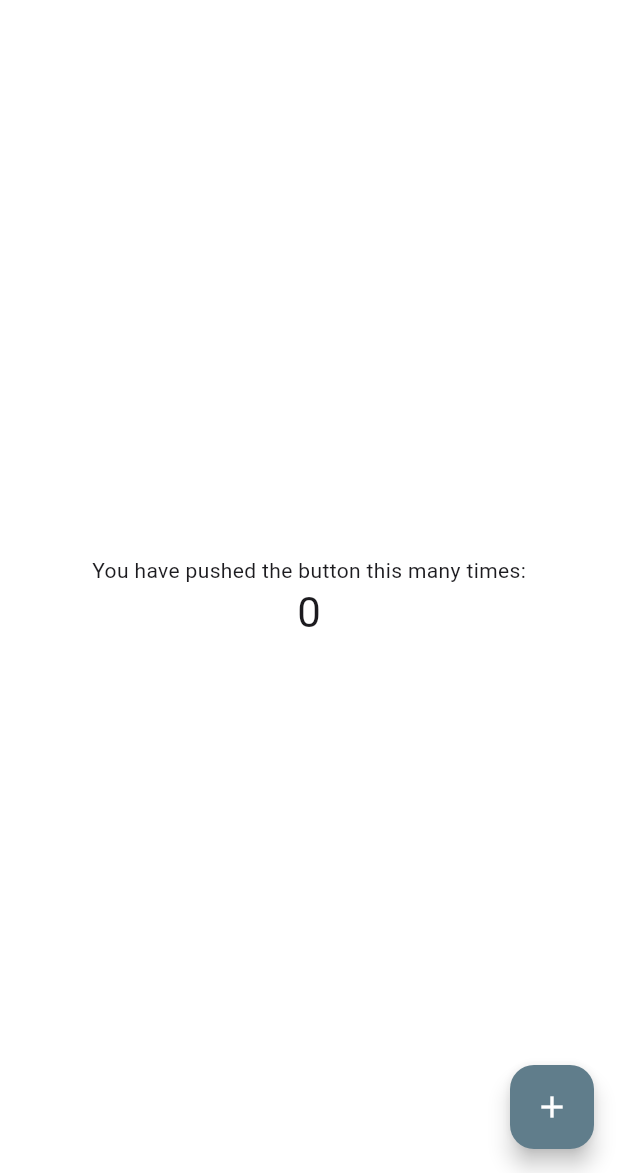
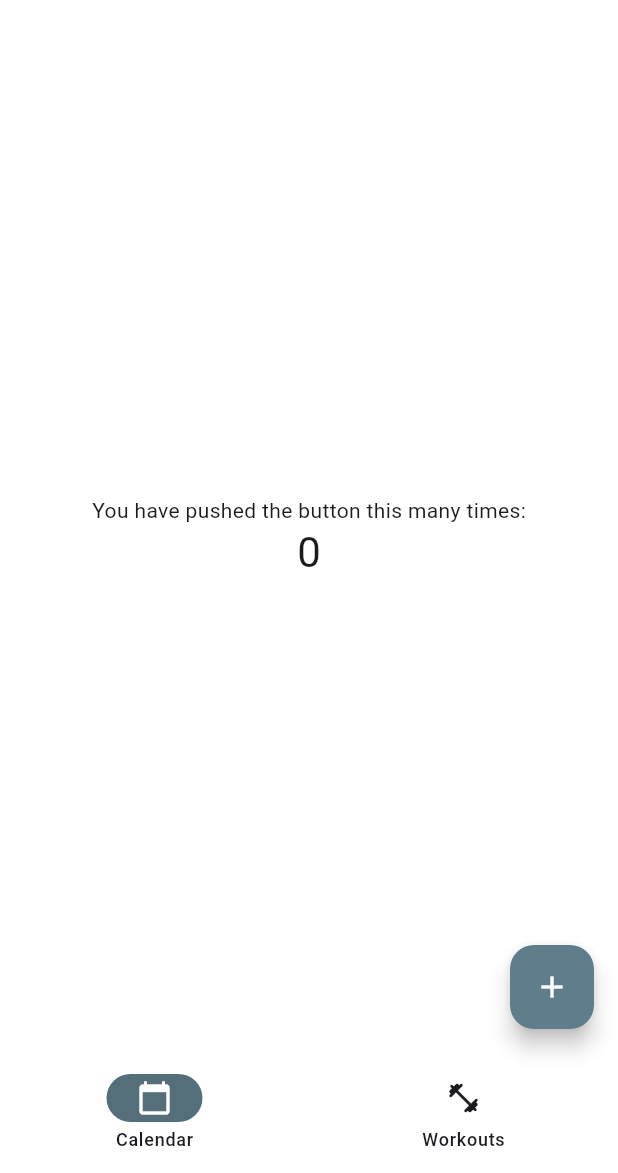
Before and after one commit to Stefano-Bozzi/GymTracker-App, a Flutter app: the screen it shows after launch, on a phone screen of 412 x 824 dp, the part 63-1236 px from its top. Run offline on Flutter 3.47's test engine with Material 3 defaults, Android fonts, the phone set to English and light mode, and no system bars.

Commit message:
feat: add Calendar-Workout bottom navigation-bar

```diff
--- a/lib/main.dart
+++ b/lib/main.dart
@@ -49,7 +49,7 @@ class MyApp extends StatelessWidget {
       theme: ThemeData(colorScheme: lightScheme),
       darkTheme: ThemeData(colorScheme: darkScheme),
       themeMode: ThemeMode.system,                    // Change theme along with system
-      home: const MyHomePage(                         // Scaffold=MyHomePage
+      home: const MyHomePage(                         // MyHomePage is widget with a state, it changes! containing the app scheleton: Scaffold
         title: 'GainFlow',
         ),
     );
@@ -58,15 +58,9 @@ class MyApp extends StatelessWidget {
 
 class MyHomePage extends StatefulWidget {
   const MyHomePage({super.key, required this.title});
-
   // This widget is the home page of your application. It is stateful, meaning
   // that it has a State object (defined below) that contains fields that affect
   // how it looks.
-
-  // This class is the configuration for the state. It holds the values (in this
-  // case the title) provided by the parent (in this case the App widget) and
-  // used by the build method of the State. Fields in a Widget subclass are
-  // always marked "final".
 
   final String title;
 
@@ -76,7 +70,6 @@ class MyHomePage extends StatefulWidget {
 
 class _MyHomePageState extends State<MyHomePage> {
   int _counter = 0;
-
   void _incrementCounter() {
     setState(() {
       // This call to setState tells the Flutter framework that something has
@@ -98,13 +91,16 @@ class _MyHomePageState extends State<MyHomePage> {
     // than having to individually change instances of widgets.
     return Scaffold(
       appBar: AppBar(
-        // TRY THIS: Try changing the color here to a specific color (to
-        // Colors.amber, perhaps?) and trigger a hot reload to see the AppBar
-        // change color while the other colors stay the same.
         backgroundColor: Theme.of(context).colorScheme.inversePrimary,
         // Here we take the value from the MyHomePage object that was created by
         // the App.build method, and use it to set our appbar title.
         title: Text(widget.title),
+      ),
+      bottomNavigationBar: NavigationBar(
+        destinations: [
+          NavigationDestination(icon: Icon(Icons.calendar_today), label: 'Calendar'),
+          NavigationDestination(icon: Icon(Icons.fitness_center_rounded), label: 'Workouts'),
+        ],
       ),
       body: Center(
         // Center is a layout widget. It takes a single child and positions it
```
